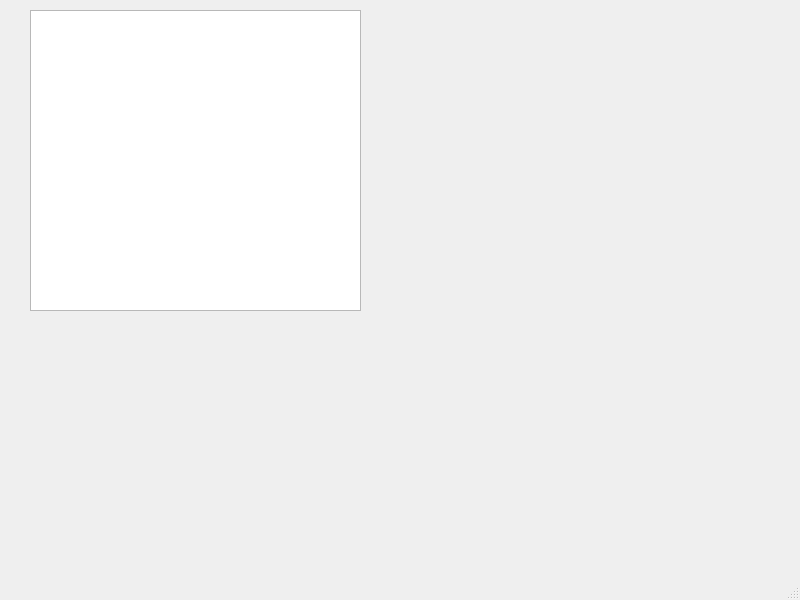
First picture: the form in Spider/mainwindow.ui, repository valenjess/Inf_2-Videojuego, before the edit.
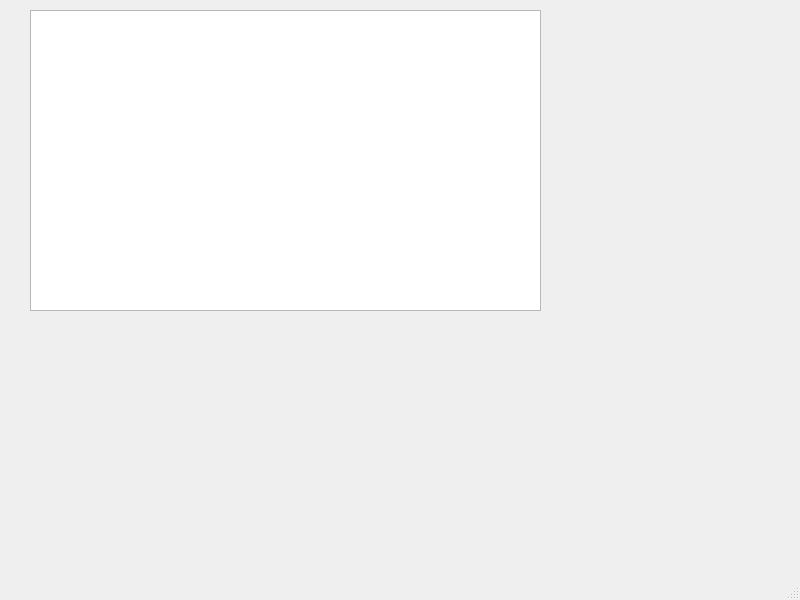
Second picture: the form after the edit.

The edit to the form file:
```diff
--- a/Spider/mainwindow.ui
+++ b/Spider/mainwindow.ui
@@ -19,7 +19,7 @@
      <rect>
       <x>30</x>
       <y>10</y>
-      <width>331</width>
+      <width>511</width>
       <height>301</height>
      </rect>
     </property>
```
